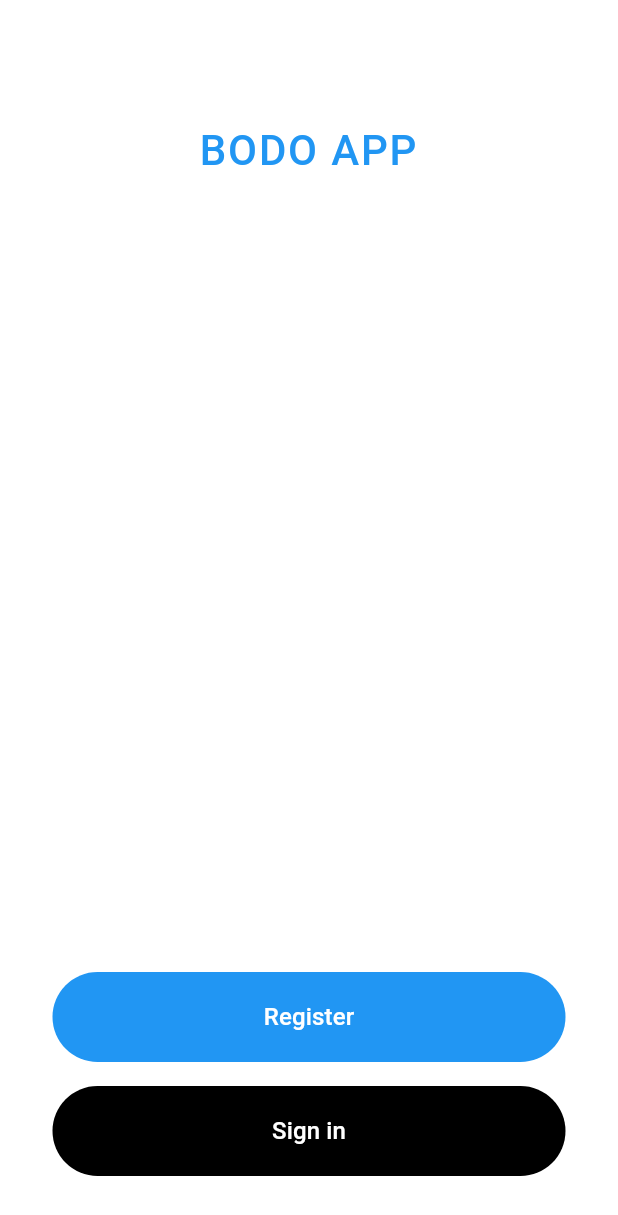
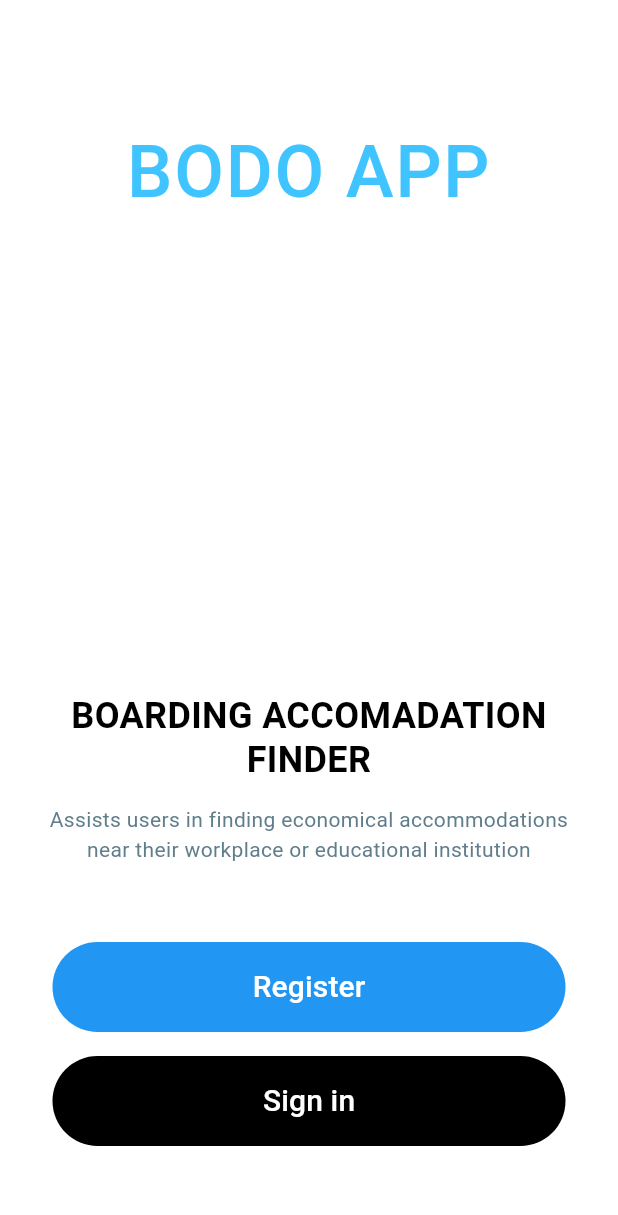
Before and after one commit to NipunaMadula/BODO-APP, a Flutter app: the screen it shows after launch, on a phone screen of 412 x 824 dp. Shown: the top 1215 px of the screen. Run offline on Flutter 3.47's test engine with Material 3 defaults, Android fonts, the phone set to English and light mode, and no system bars.

Commit message:
Added text section with description to home screen

```diff
--- a/lib/screens/home_screen.dart
+++ b/lib/screens/home_screen.dart
@@ -15,7 +15,6 @@ class HomeScreen extends StatelessWidget {
 
             const SizedBox(height: 60),
 
-
             Container(
               padding: const EdgeInsets.symmetric(vertical: 20.0),
               width: double.infinity,
@@ -23,17 +22,49 @@ class HomeScreen extends StatelessWidget {
                 'BODO APP',
                 textAlign: TextAlign.center,
                 style: TextStyle(
-                  color: Colors.blue,
-                  fontSize: 28,
+                  color: Colors.lightBlueAccent,
+                  fontSize: 48,
                   fontWeight: FontWeight.w500,
                   letterSpacing: 1.2,
                 ),
               ),
             ),
 
+            const Spacer(flex: 2),
 
-            const Spacer(),
+            const SizedBox(height: 250),
 
+            Padding(
+              padding: const EdgeInsets.symmetric(horizontal: 24.0),
+              child: Column(
+                children: const [
+                  Text(
+                    'BOARDING ACCOMADATION FINDER',
+                    textAlign: TextAlign.center,
+                    style: TextStyle(
+                      fontSize: 24,
+                      fontWeight: FontWeight.bold,
+                      color: Colors.black,
+                      height: 1.2,
+                    ),
+                  ),
+                  SizedBox(height: 16),
+                  Text(
+                    'Assists users in finding economical accommodations near their workplace or educational institution',
+                    textAlign: TextAlign.center,
+                    style: TextStyle(
+                      fontSize: 14,
+                      color: Colors.blueGrey,
+                      height: 1.4,
+                    ),
+                  ),
+                ],
+              ),
+            ),
+
+            const SizedBox(height: 30),
+
+            const Spacer(flex: 1),
 
             Padding(
               padding: const EdgeInsets.symmetric(horizontal: 24.0),
@@ -62,17 +93,13 @@ class HomeScreen extends StatelessWidget {
                       child: const Text(
                         'Register',
                         style: TextStyle(
-                          fontSize: 16,
+                          fontSize: 20,
                           fontWeight: FontWeight.w500,
                         ),
                       ),
                     ),
                   ),
-
-
                   const SizedBox(height: 16),
-
-
                   SizedBox(
                     width: 342,
                     height: 60,
@@ -94,7 +121,7 @@ class HomeScreen extends StatelessWidget {
                       child: const Text(
                         'Sign in',
                         style: TextStyle(
-                          fontSize: 16,
+                          fontSize: 20,
                           fontWeight: FontWeight.w500,
                         ),
                       ),
@@ -104,8 +131,7 @@ class HomeScreen extends StatelessWidget {
               ),
             ),
 
-
-            const SizedBox(height: 40),
+            const SizedBox(height: 60),
           ],
         ),
       ),
--- a/lib/screens/signin_screen.dart
+++ b/lib/screens/signin_screen.dart
@@ -1,4 +1,3 @@
-// lib/screens/signin_screen.dart
 import 'package:flutter/material.dart';
 
 class SignInScreen extends StatelessWidget {
```
